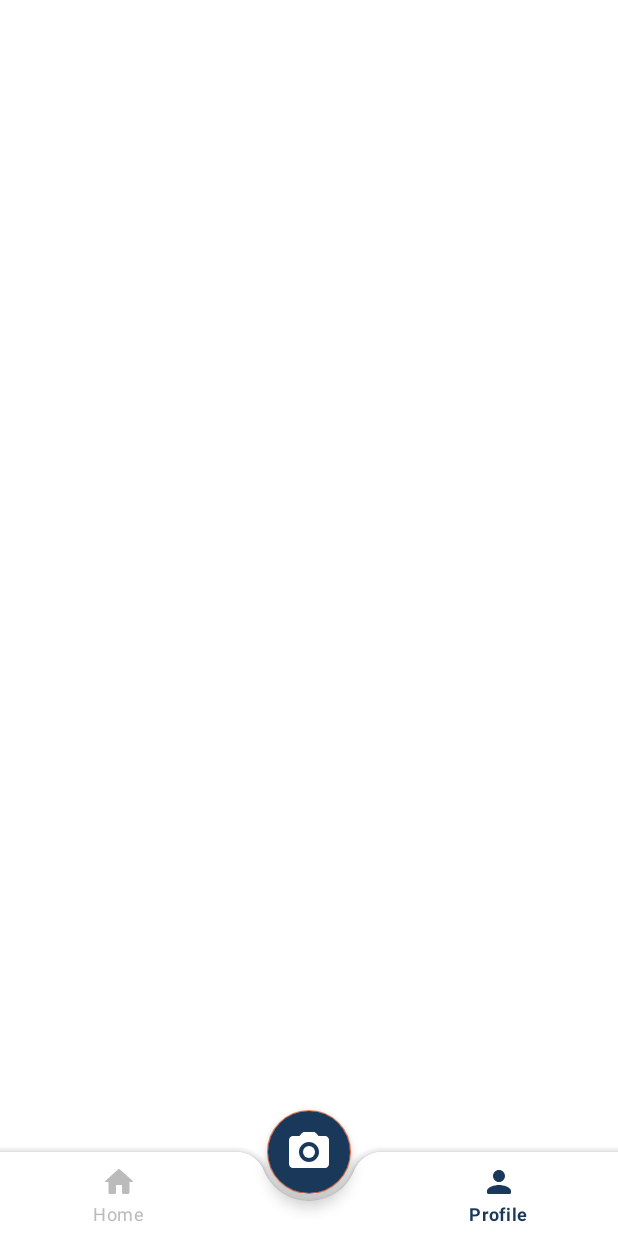
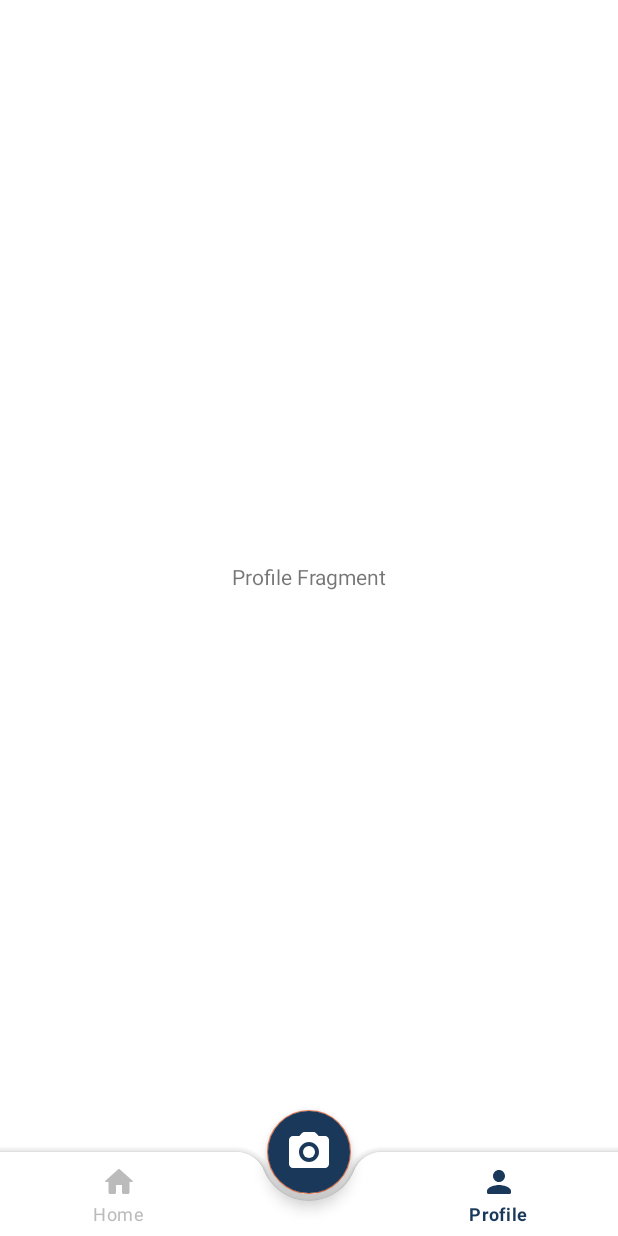
Before and after one commit to Capstone-C22-PS073/Frontend-Kotlin, an Android app: the MainActivity screen opened directly, with no data from a screen before it, item 3 of the bottom bar chosen, on a phone screen of 412 x 824 dp. Run offline under Robolectric (Android 15) with nearby library versions, the phone set to English and light mode, and no system bars; our stand-ins replace navigation-ui.

Commit message:
create navigation component for BottomNavigationView

```diff
--- a/app/build.gradle
+++ b/app/build.gradle
@@ -47,6 +47,7 @@ dependencies {
     // navigation
     implementation 'androidx.navigation:navigation-fragment-ktx:2.4.2'
     implementation 'androidx.navigation:navigation-ui-ktx:2.4.2'
+    implementation 'androidx.legacy:legacy-support-v4:1.0.0'
 
     testImplementation 'junit:junit:4.13.2'
     androidTestImplementation 'androidx.test.ext:junit:1.1.3'
--- /dev/null
+++ b/app/src/main/java/com/capstonec22ps073/toursight/HomeFragment.kt
@@ -0,0 +1,59 @@
+package com.capstonec22ps073.toursight
+
+import android.os.Bundle
+import androidx.fragment.app.Fragment
+import android.view.LayoutInflater
+import android.view.View
+import android.view.ViewGroup
+
+// TODO: Rename parameter arguments, choose names that match
+// the fragment initialization parameters, e.g. ARG_ITEM_NUMBER
+private const val ARG_PARAM1 = "param1"
+private const val ARG_PARAM2 = "param2"
+
+/**
+ * A simple [Fragment] subclass.
+ * Use the [HomeFragment.newInstance] factory method to
+ * create an instance of this fragment.
+ */
+class HomeFragment : Fragment() {
+    // TODO: Rename and change types of parameters
+    private var param1: String? = null
+    private var param2: String? = null
+
+    override fun onCreate(savedInstanceState: Bundle?) {
+        super.onCreate(savedInstanceState)
+        arguments?.let {
+            param1 = it.getString(ARG_PARAM1)
+            param2 = it.getString(ARG_PARAM2)
+        }
+    }
+
+    override fun onCreateView(
+        inflater: LayoutInflater, container: ViewGroup?,
+        savedInstanceState: Bundle?
+    ): View? {
+        // Inflate the layout for this fragment
+        return inflater.inflate(R.layout.fragment_home, container, false)
+    }
+
+    companion object {
+        /**
+         * Use this factory method to create a new instance of
+         * this fragment using the provided parameters.
+         *
+         * @param param1 Parameter 1.
+         * @param param2 Parameter 2.
+         * @return A new instance of fragment HomeFragment.
+         */
+        // TODO: Rename and change types and number of parameters
+        @JvmStatic
+        fun newInstance(param1: String, param2: String) =
+            HomeFragment().apply {
+                arguments = Bundle().apply {
+                    putString(ARG_PARAM1, param1)
+                    putString(ARG_PARAM2, param2)
+                }
+            }
+    }
+}
--- /dev/null
+++ b/app/src/main/java/com/capstonec22ps073/toursight/ProfileFragment.kt
@@ -0,0 +1,59 @@
+package com.capstonec22ps073.toursight
+
+import android.os.Bundle
+import androidx.fragment.app.Fragment
+import android.view.LayoutInflater
+import android.view.View
+import android.view.ViewGroup
+
+// TODO: Rename parameter arguments, choose names that match
+// the fragment initialization parameters, e.g. ARG_ITEM_NUMBER
+private const val ARG_PARAM1 = "param1"
+private const val ARG_PARAM2 = "param2"
+
+/**
+ * A simple [Fragment] subclass.
+ * Use the [ProfileFragment.newInstance] factory method to
+ * create an instance of this fragment.
+ */
+class ProfileFragment : Fragment() {
+    // TODO: Rename and change types of parameters
+    private var param1: String? = null
+    private var param2: String? = null
+
+    override fun onCreate(savedInstanceState: Bundle?) {
+        super.onCreate(savedInstanceState)
+        arguments?.let {
+            param1 = it.getString(ARG_PARAM1)
+            param2 = it.getString(ARG_PARAM2)
+        }
+    }
+
+    override fun onCreateView(
+        inflater: LayoutInflater, container: ViewGroup?,
+        savedInstanceState: Bundle?
+    ): View? {
+        // Inflate the layout for this fragment
+        return inflater.inflate(R.layout.fragment_profile, container, false)
+    }
+
+    companion object {
+        /**
+         * Use this factory method to create a new instance of
+         * this fragment using the provided parameters.
+         *
+         * @param param1 Parameter 1.
+         * @param param2 Parameter 2.
+         * @return A new instance of fragment ProfileFragment.
+         */
+        // TODO: Rename and change types and number of parameters
+        @JvmStatic
+        fun newInstance(param1: String, param2: String) =
+            ProfileFragment().apply {
+                arguments = Bundle().apply {
+                    putString(ARG_PARAM1, param1)
+                    putString(ARG_PARAM2, param2)
+                }
+            }
+    }
+}
--- a/app/src/main/java/com/capstonec22ps073/toursight/view/MainActivity.kt
+++ b/app/src/main/java/com/capstonec22ps073/toursight/view/MainActivity.kt
@@ -2,6 +2,10 @@ package com.capstonec22ps073.toursight.view
 
 import androidx.appcompat.app.AppCompatActivity
 import android.os.Bundle
+import androidx.navigation.NavHostController
+import androidx.navigation.findNavController
+import androidx.navigation.fragment.NavHostFragment
+import androidx.navigation.ui.setupWithNavController
 import com.capstonec22ps073.toursight.R
 import com.capstonec22ps073.toursight.databinding.ActivityMainBinding
 
@@ -14,5 +18,13 @@ class MainActivity : AppCompatActivity() {
         setContentView(binding.root)
 
         binding.bottomNavigationView.background = null
+
+        setupNavigationController()
+    }
+
+    private fun setupNavigationController() {
+        val navHostFragment = supportFragmentManager.findFragmentById(R.id.nav_host_fragment) as NavHostFragment
+        val navController = navHostFragment.navController
+        binding.bottomNavigationView.setupWithNavController(navController)
     }
 }
--- a/app/src/main/res/layout/activity_main.xml
+++ b/app/src/main/res/layout/activity_main.xml
@@ -1,10 +1,21 @@
 <?xml version="1.0" encoding="utf-8"?>
-<androidx.coordinatorlayout.widget.CoordinatorLayout xmlns:android="http://schemas.android.com/apk/res/android"
+<androidx.constraintlayout.widget.ConstraintLayout xmlns:android="http://schemas.android.com/apk/res/android"
     xmlns:app="http://schemas.android.com/apk/res-auto"
     xmlns:tools="http://schemas.android.com/tools"
     android:layout_width="match_parent"
     android:layout_height="match_parent"
     tools:context=".view.MainActivity">
+
+    <androidx.coordinatorlayout.widget.CoordinatorLayout
+        android:id="@+id/coordinatorLayout"
+        android:layout_width="match_parent"
+        android:layout_height="match_parent"
+        app:layout_constraintBottom_toBottomOf="parent"
+        app:layout_constraintEnd_toEndOf="parent"
+        app:layout_constraintHorizontal_bias="0.0"
+        app:layout_constraintStart_toStartOf="parent"
+        app:layout_constraintTop_toTopOf="parent"
+        app:layout_constraintVertical_bias="0.0">
 
         <com.google.android.material.bottomappbar.BottomAppBar
             android:id="@+id/bottom_app_bar"
@@ -19,9 +30,9 @@
                 android:layout_height="match_parent"
                 android:layout_marginEnd="16dp"
                 android:background="@android:color/transparent"
-            app:itemIconTint= "@drawable/bottom_nav_icon_color_selector"
+                android:elevation="0dp"
+                app:itemIconTint="@drawable/bottom_nav_icon_color_selector"
                 app:itemTextColor="@drawable/bottom_nav_icon_color_selector"
-            android:elevation="0dp"
                 app:menu="@menu/bottom_nav_menu" />
 
         </com.google.android.material.bottomappbar.BottomAppBar>
@@ -30,11 +41,26 @@
             android:id="@+id/fab_camera"
             android:layout_width="wrap_content"
             android:layout_height="wrap_content"
+            android:backgroundTint="@color/primary_color"
+            android:contentDescription="fab"
             android:src="@drawable/ic_camera"
-        android:backgroundTint="@color/primary_color"
             android:tint="@android:color/white"
-        app:maxImageSize="32dp"
             app:layout_anchor="@id/bottom_app_bar"
-        android:contentDescription="fab" />
+            app:maxImageSize="32dp" />
+
+        <androidx.fragment.app.FragmentContainerView
+            android:id="@+id/nav_host_fragment"
+            android:name="androidx.navigation.fragment.NavHostFragment"
+            android:layout_width="match_parent"
+            android:layout_height="match_parent"
+            app:defaultNavHost="true"
+            android:layout_marginBottom="?attr/actionBarSize"
+            app:layout_constraintBottom_toBottomOf="parent"
+            app:layout_constraintEnd_toEndOf="parent"
+            app:layout_constraintStart_toStartOf="parent"
+            app:layout_constraintTop_toTopOf="parent"
+            app:navGraph="@navigation/main_nav" />
 
     </androidx.coordinatorlayout.widget.CoordinatorLayout>
+
+</androidx.constraintlayout.widget.ConstraintLayout>
--- /dev/null
+++ b/app/src/main/res/layout/fragment_home.xml
@@ -0,0 +1,18 @@
+<?xml version="1.0" encoding="utf-8"?>
+<androidx.constraintlayout.widget.ConstraintLayout xmlns:android="http://schemas.android.com/apk/res/android"
+    xmlns:app="http://schemas.android.com/apk/res-auto"
+    xmlns:tools="http://schemas.android.com/tools"
+    android:layout_width="match_parent"
+    android:layout_height="match_parent"
+    tools:context=".HomeFragment">
+
+    <TextView
+        android:layout_width="wrap_content"
+        android:layout_height="wrap_content"
+        android:text="Home Fragment"
+        app:layout_constraintBottom_toBottomOf="parent"
+        app:layout_constraintEnd_toEndOf="parent"
+        app:layout_constraintStart_toStartOf="parent"
+        app:layout_constraintTop_toTopOf="parent" />
+
+</androidx.constraintlayout.widget.ConstraintLayout>
--- /dev/null
+++ b/app/src/main/res/layout/fragment_profile.xml
@@ -0,0 +1,18 @@
+<?xml version="1.0" encoding="utf-8"?>
+<androidx.constraintlayout.widget.ConstraintLayout xmlns:android="http://schemas.android.com/apk/res/android"
+    xmlns:tools="http://schemas.android.com/tools"
+    android:layout_width="match_parent"
+    android:layout_height="match_parent"
+    xmlns:app="http://schemas.android.com/apk/res-auto"
+    tools:context=".ProfileFragment">
+
+    <TextView
+        android:layout_width="wrap_content"
+        android:layout_height="wrap_content"
+        android:text="Profile Fragment"
+        app:layout_constraintBottom_toBottomOf="parent"
+        app:layout_constraintEnd_toEndOf="parent"
+        app:layout_constraintStart_toStartOf="parent"
+        app:layout_constraintTop_toTopOf="parent" />
+
+</androidx.constraintlayout.widget.ConstraintLayout>
--- a/app/src/main/res/menu/bottom_nav_menu.xml
+++ b/app/src/main/res/menu/bottom_nav_menu.xml
@@ -1,7 +1,7 @@
 <?xml version="1.0" encoding="utf-8"?>
 <menu xmlns:android="http://schemas.android.com/apk/res/android">
     <item
-        android:id="@+id/miHome"
+        android:id="@+id/homeFragment"
         android:title="Home"
         android:icon="@drawable/ic_home"/>
 
@@ -11,7 +11,7 @@
         android:enabled="false"/>
 
     <item
-        android:id="@+id/miProfile"
+        android:id="@+id/profileFragment"
         android:title="Profile"
         android:icon="@drawable/ic_person" />
 </menu>
--- /dev/null
+++ b/app/src/main/res/navigation/main_nav.xml
@@ -0,0 +1,18 @@
+<?xml version="1.0" encoding="utf-8"?>
+<navigation xmlns:android="http://schemas.android.com/apk/res/android"
+    xmlns:app="http://schemas.android.com/apk/res-auto"
+    xmlns:tools="http://schemas.android.com/tools"
+    android:id="@+id/main_nav"
+    app:startDestination="@id/homeFragment">
+
+    <fragment
+        android:id="@+id/homeFragment"
+        android:name="com.capstonec22ps073.toursight.HomeFragment"
+        android:label="fragment_home"
+        tools:layout="@layout/fragment_home" />
+    <fragment
+        android:id="@+id/profileFragment"
+        android:name="com.capstonec22ps073.toursight.ProfileFragment"
+        android:label="fragment_profile"
+        tools:layout="@layout/fragment_profile" />
+</navigation>
--- a/app/src/main/res/values/strings.xml
+++ b/app/src/main/res/values/strings.xml
@@ -1,4 +1,6 @@
 <resources>
     <string name="app_name">Toursight</string>
     <string name="get_started">Get started</string>
+    <!-- TODO: Remove or change this placeholder text -->
+    <string name="hello_blank_fragment">Hello blank fragment</string>
 </resources>
```
Lines whose indentation alone changed are shown as unchanged.
